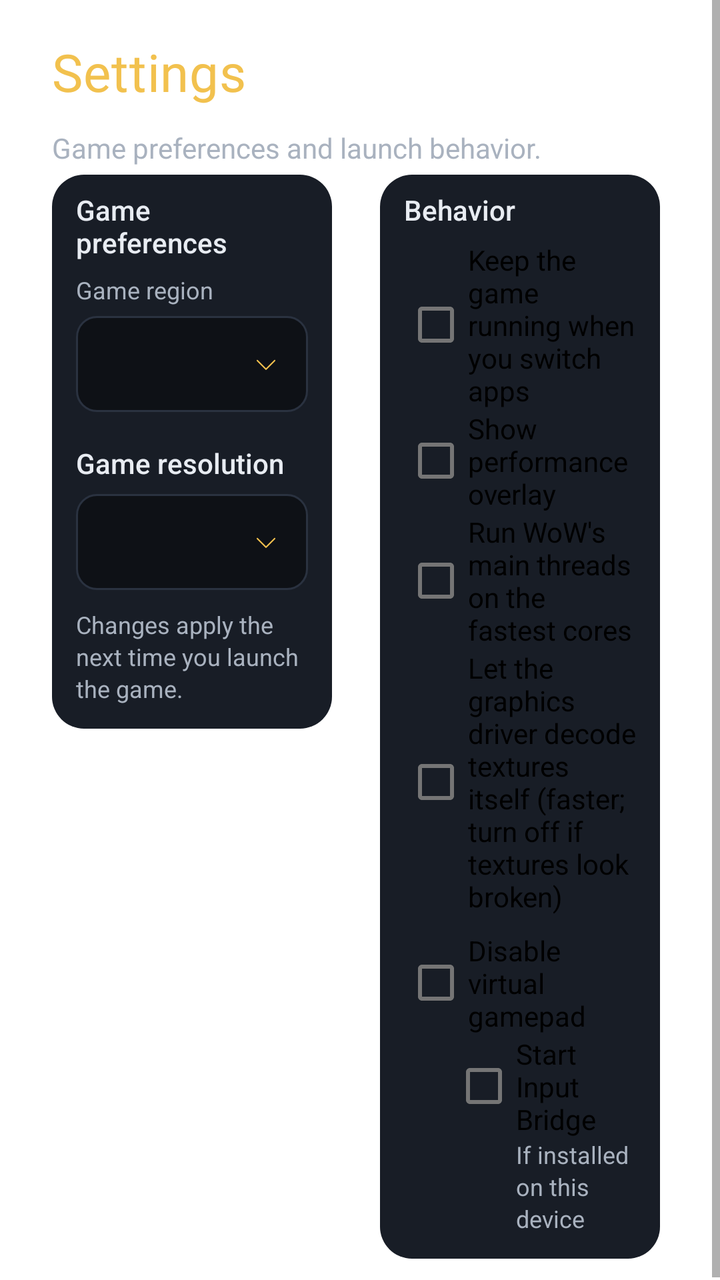
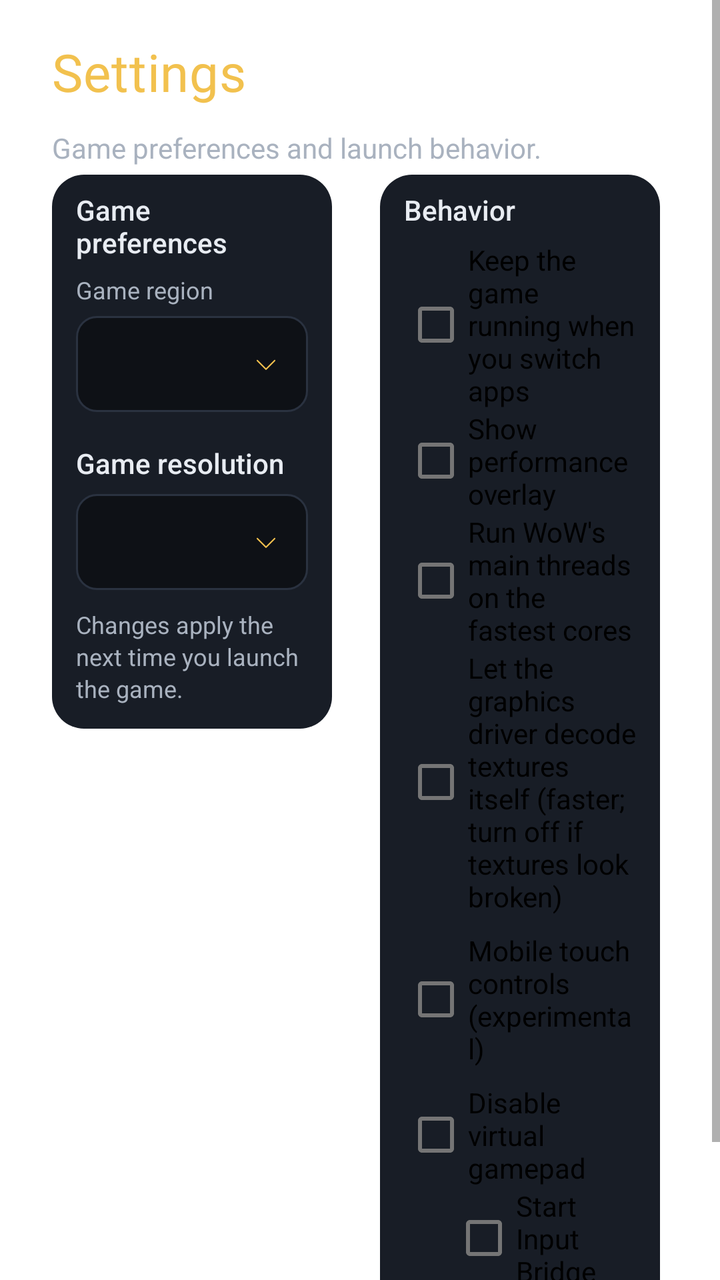

The first picture is an Android layout as it rendered before a commit; the second is the same layout after the commit. The layout source and the unified diff follow.
<!-- AndroidManifest.xml: fallback theme Theme.MaterialComponents.DayNight.NoActionBar -->
<!-- res/layout/fragment_wehavephones_settings.xml -->
<?xml version="1.0" encoding="utf-8"?>
<ScrollView
    xmlns:android="http://schemas.android.com/apk/res/android"
    android:layout_width="match_parent"
    android:layout_height="match_parent"
    android:scrollbars="vertical"
    android:scrollbarStyle="insideInset">
    <LinearLayout
        android:layout_width="match_parent"
        android:layout_height="wrap_content"
        android:orientation="vertical"
        android:paddingLeft="26dp"
        android:paddingRight="26dp"
        android:paddingTop="22dp"
        android:paddingBottom="12dp">
        <TextView
            style="@style/WeHavePhonesScreenTitle"
            android:text="@string/wehavephones_settings_title"
            android:textColor="@color/wehavephones_text_title"
            android:textSize="26sp" />
        <TextView
            style="@style/WeHavePhonesHint"
            android:layout_marginTop="6dp"
            android:text="@string/wehavephones_settings_intro"
            android:textSize="14sp" />
        <LinearLayout
            android:layout_width="match_parent"
            android:layout_height="wrap_content"
            android:orientation="horizontal"
            android:baselineAligned="false"
            android:layout_marginTop="4dp">
            <LinearLayout
                android:layout_width="0dp"
                android:layout_height="wrap_content"
                android:layout_weight="1"
                android:layout_marginRight="12dp"
                android:orientation="vertical"
                android:background="@drawable/wehavephones_card_background"
                android:paddingLeft="12dp"
                android:paddingRight="12dp"
                android:paddingTop="8dp"
                android:paddingBottom="12dp">
                <TextView
                    style="@style/WeHavePhonesSectionLabel"
                    android:layout_marginTop="0dp"
                    android:text="@string/wehavephones_settings_game_preferences" />
                <TextView
                    style="@style/WeHavePhonesHint"
                    android:text="@string/wehavephones_setup_region"
                    android:layout_marginBottom="5dp" />
                <Spinner
                    android:id="@+id/SPSettingsRegion"
                    android:layout_width="match_parent"
                    android:layout_height="48dp"
                    android:background="@drawable/wehavephones_dropdown"
                    android:contentDescription="@string/wehavephones_setup_region" />
                <TextView
                    style="@style/WeHavePhonesSectionLabel"
                    android:text="@string/wehavephones_settings_resolution_title" />
                <Spinner
                    android:id="@+id/SPGameResolution"
                    android:layout_width="match_parent"
                    android:layout_height="48dp"
                    android:background="@drawable/wehavephones_dropdown"
                    android:contentDescription="@string/wehavephones_settings_resolution_title" />
                <TextView
                    style="@style/WeHavePhonesHint"
                    android:layout_marginTop="9dp"
                    android:text="@string/wehavephones_settings_region_hint" />
            </LinearLayout>
            <LinearLayout
                android:layout_width="0dp"
                android:layout_height="wrap_content"
                android:layout_weight="1"
                android:layout_marginLeft="12dp"
                android:orientation="vertical"
                android:background="@drawable/wehavephones_card_background"
                android:paddingLeft="12dp"
                android:paddingRight="12dp"
                android:paddingTop="8dp"
                android:paddingBottom="12dp">
                <TextView
                    style="@style/WeHavePhonesSectionLabel"
                    android:layout_marginTop="0dp"
                    android:text="@string/wehavephones_settings_behavior_title" />
                <CheckBox
                    android:id="@+id/CBKeepRunningInBackground"
                    android:layout_width="match_parent"
                    android:layout_height="wrap_content"
                    android:text="@string/wehavephones_settings_keep_running" />
                <CheckBox
                    android:id="@+id/CBPerformanceOverlay"
                    android:layout_width="match_parent"
                    android:layout_height="wrap_content"
                    android:text="@string/wehavephones_settings_performance_overlay" />
                <CheckBox
                    android:id="@+id/CBPrimeCores"
                    android:layout_width="match_parent"
                    android:layout_height="wrap_content"
                    android:text="@string/azeroid_settings_prime_cores" />
                <CheckBox
                    android:id="@+id/CBNativeTextures"
                    android:layout_width="match_parent"
                    android:layout_height="wrap_content"
                    android:text="@string/azeroid_settings_native_textures" />
                <CheckBox
                    android:id="@+id/CBDisableVirtualGamepad"
                    android:layout_width="match_parent"
                    android:layout_height="wrap_content"
                    android:layout_marginTop="8dp"
                    android:text="@string/wehavephones_settings_disable_virtual_gamepad" />
                <CheckBox
                    android:id="@+id/CBStartInputBridge"
                    android:layout_width="match_parent"
                    android:layout_height="wrap_content"
                    android:layout_marginLeft="24dp"
                    android:text="@string/wehavephones_settings_input_bridge" />
                <TextView
                    style="@style/WeHavePhonesHint"
                    android:layout_marginLeft="56dp"
                    android:text="@string/wehavephones_settings_input_bridge_hint" />
            </LinearLayout>
        </LinearLayout>
    </LinearLayout>
</ScrollView>
<!-- resources referenced by this layout -->
<resources>
  <color name="wehavephones_text_title">#F2C14E</color>
  <!-- drawable wehavephones_card_background (drawable) -->
  <?xml version="1.0" encoding="utf-8"?>
  <shape xmlns:android="http://schemas.android.com/apk/res/android" android:shape="rectangle">
      <corners android:radius="16dp" />
      <solid android:color="#181D26" />
  </shape>
  <!-- drawable wehavephones_dropdown (drawable) -->
  <?xml version="1.0" encoding="utf-8"?>
  <layer-list
      xmlns:android="http://schemas.android.com/apk/res/android">
      <item
          android:drawable="@drawable/wehavephones_field" />
      <item
          android:drawable="@drawable/wehavephones_ic_chevron_down"
          android:gravity="end|center_vertical"
          android:right="14dp" />
  </layer-list>
  <string name="azeroid_settings_native_textures">Let the graphics driver decode textures itself (faster; turn off if textures look broken)</string>
  <string name="azeroid_settings_prime_cores">Run WoW\'s main threads on the fastest cores</string>
  <string name="wehavephones_settings_behavior_title">Behavior</string>
  <string name="wehavephones_settings_disable_virtual_gamepad">Disable virtual gamepad</string>
  <string name="wehavephones_settings_game_preferences">Game preferences</string>
  <string name="wehavephones_settings_input_bridge">Start Input Bridge</string>
  <string name="wehavephones_settings_input_bridge_hint">If installed on this device</string>
  <string name="wehavephones_settings_intro">Game preferences and launch behavior.</string>
  <string name="wehavephones_settings_keep_running">Keep the game running when you switch apps</string>
  <string name="wehavephones_settings_performance_overlay">Show performance overlay</string>
  <string name="wehavephones_settings_region_hint">Changes apply the next time you launch the game.</string>
  <string name="wehavephones_settings_resolution_title">Game resolution</string>
  <string name="wehavephones_settings_title">Settings</string>
  <string name="wehavephones_setup_region">Game region</string>
  <style name="WeHavePhonesHint">
          <item name="android:layout_width">match_parent</item>
          <item name="android:layout_height">wrap_content</item>
          <item name="android:textColor">@color/wehavephones_text_dim</item>
          <item name="android:textSize">12sp</item>
          <item name="android:lineSpacingExtra">2dp</item>
      </style>
  <style name="WeHavePhonesScreenTitle" parent="WeHavePhonesHeader">
          <item name="android:gravity">start</item>
          <item name="android:textSize">26sp</item>
          <item name="android:layout_marginBottom">6dp</item>
          <item name="android:letterSpacing">0.01</item>
      </style>
  <!-- drawable wehavephones_field (drawable) -->
  <?xml version="1.0" encoding="utf-8"?>
  <shape xmlns:android="http://schemas.android.com/apk/res/android" android:shape="rectangle">
      <corners android:radius="10dp" />
      <solid android:color="#0E1116" />
      <stroke android:width="1dp" android:color="#2A3240" />
  </shape>
  <color name="wehavephones_text_dim">#A9B2BF</color>
  <style name="WeHavePhonesHeader">
          <item name="android:layout_width">match_parent</item>
          <item name="android:layout_height">wrap_content</item>
          <item name="android:fontFamily">@font/azeroid_display</item>
          <item name="android:textColor">@color/wehavephones_text_title</item>
          <item name="android:textSize">28sp</item>
          <item name="android:includeFontPadding">false</item>
      </style>
  <color name="wehavephones_text">#E8ECF2</color>
  <color name="wehavephones_accent">#F2C14E</color>
  <!-- unchanged entries left out for length: 2 -->
</resources>

<!-- the commit's change to res/layout/fragment_wehavephones_settings.xml (unified diff, before → after) -->
@@ -104,6 +104,12 @@
                     android:layout_height="wrap_content"
                     android:text="@string/azeroid_settings_native_textures" />
                 <CheckBox
+                    android:id="@+id/CBMobileTouch"
+                    android:layout_width="match_parent"
+                    android:layout_height="wrap_content"
+                    android:layout_marginTop="8dp"
+                    android:text="@string/wehavephones_settings_mobile_touch" />
+                <CheckBox
                     android:id="@+id/CBDisableVirtualGamepad"
                     android:layout_width="match_parent"
                     android:layout_height="wrap_content"
<!-- resource entries referenced after the edit -->
@@ -27,6 +27,7 @@
   <string name="wehavephones_settings_input_bridge_hint">If installed on this device</string>
   <string name="wehavephones_settings_intro">Game preferences and launch behavior.</string>
   <string name="wehavephones_settings_keep_running">Keep the game running when you switch apps</string>
+  <string name="wehavephones_settings_mobile_touch">Mobile touch controls (experimental)</string>
   <string name="wehavephones_settings_performance_overlay">Show performance overlay</string>
   <string name="wehavephones_settings_region_hint">Changes apply the next time you launch the game.</string>
   <string name="wehavephones_settings_resolution_title">Game resolution</string>
